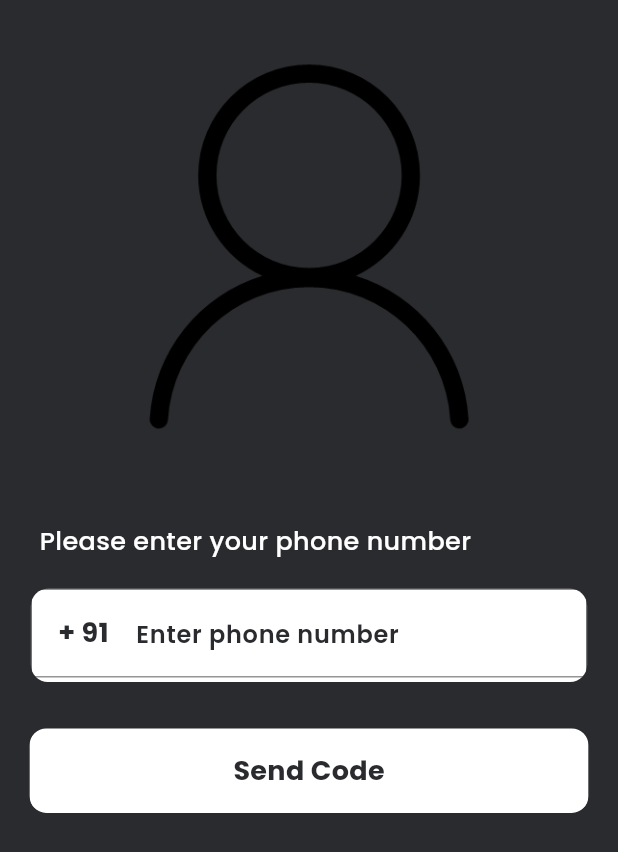
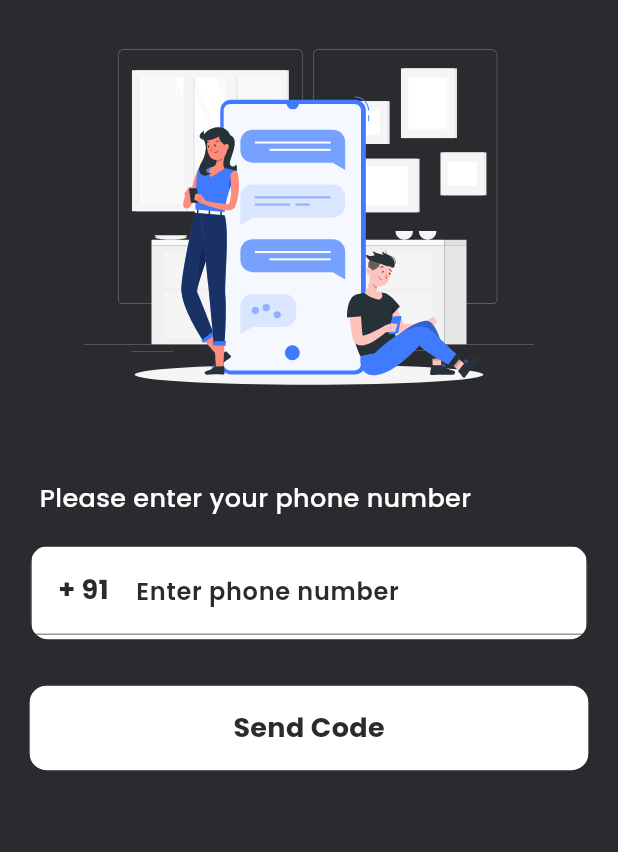
Before and after one commit to vishalbalani/encryptosafe_chat, a Flutter app: the screen it shows after launch, after a tap on "Skip", after a tap on "Login with a phone number", on a phone screen of 412 x 824 dp. Shown: the top 852 px of the screen. Run offline on Flutter 3.47's test engine with Material 3 defaults, Android fonts, the light colour scheme and no system bars; drawn by our look-alikes of dynamic_color; our stand-ins replace cloud_firestore, country_picker, firebase_auth, firebase_core, firebase_messaging, flutter_screenutil and 9 more; missing offline and left inert: flutter_notification_channel, radio_group_v2, random_name_generator; accounts and stored records are empty.

Commit message:
small fixes

```diff
--- a/lib/pages/auth/login_page.dart
+++ b/lib/pages/auth/login_page.dart
@@ -9,6 +9,7 @@ import 'package:encryptosafe/widgets/height_spacer.dart';
 import 'package:encryptosafe/widgets/text_widget.dart';
 import 'package:flutter/material.dart';
 import 'package:flutter_screenutil/flutter_screenutil.dart';
+import 'package:flutter_svg/svg.dart';
 import 'package:hooks_riverpod/hooks_riverpod.dart';
 
 class LoginPage extends ConsumerStatefulWidget {
@@ -58,8 +59,8 @@ class _LoginPageState extends ConsumerState<LoginPage> {
             children: [
               Padding(
                 padding: EdgeInsets.symmetric(horizontal: 30.w),
-                child: Image.asset(
-                  "assets/images/user1.png",
+                child: SvgPicture.asset(
+                  "assets/images/onboard.svg",
                   width: 300,
                 ),
               ),
--- a/lib/pages/auth/otp_page.dart
+++ b/lib/pages/auth/otp_page.dart
@@ -7,6 +7,7 @@ import 'package:encryptosafe/widgets/pinput_theme.dart';
 import 'package:encryptosafe/widgets/text_widget.dart';
 import 'package:flutter/material.dart';
 import 'package:flutter_screenutil/flutter_screenutil.dart';
+import 'package:flutter_svg/svg.dart';
 import 'package:hooks_riverpod/hooks_riverpod.dart';
 import 'package:pinput/pinput.dart';
 
@@ -44,12 +45,11 @@ class OtpPage extends ConsumerWidget {
             children: [
               HeightSpacer(height: Constants.height * 0.12),
               Padding(
-                padding: EdgeInsets.symmetric(horizontal: 30.w),
-                child: Image.asset(
-                  "assets/images/user1.png",
-                  width: Constants.width * 0.5,
-                ),
-              ),
+                  padding: EdgeInsets.symmetric(horizontal: 30.w),
+                  child: SvgPicture.asset(
+                    "assets/images/onboard.svg",
+                    width: Constants.width * 0.5,
+                  )),
               const HeightSpacer(
                 height: 26,
               ),
--- a/lib/pages/onboarding/page_one.dart
+++ b/lib/pages/onboarding/page_one.dart
@@ -4,6 +4,7 @@ import 'package:encryptosafe/widgets/height_spacer.dart';
 import 'package:encryptosafe/widgets/text_widget.dart';
 import 'package:flutter/material.dart';
 import 'package:flutter_screenutil/flutter_screenutil.dart';
+import 'package:flutter_svg/svg.dart';
 
 class PageOne extends StatelessWidget {
   const PageOne({super.key});
@@ -20,7 +21,10 @@ class PageOne extends StatelessWidget {
         children: [
           Padding(
             padding: EdgeInsets.symmetric(horizontal: 30.w),
-            child: Image.asset("assets/images/user1.png"),
+            child: SvgPicture.asset(
+              "assets/images/onboard.svg",
+              width: 300,
+            ),
           ),
           const HeightSpacer(height: 100),
           Column(
--- a/lib/pages/onboarding/page_three.dart
+++ b/lib/pages/onboarding/page_three.dart
@@ -6,6 +6,7 @@ import 'package:encryptosafe/widgets/height_spacer.dart';
 import 'package:encryptosafe/widgets/text_widget.dart';
 import 'package:flutter/material.dart';
 import 'package:flutter_screenutil/flutter_screenutil.dart';
+import 'package:flutter_svg/svg.dart';
 
 class PageThree extends StatelessWidget {
   const PageThree({super.key});
@@ -22,14 +23,17 @@ class PageThree extends StatelessWidget {
         children: [
           Padding(
             padding: EdgeInsets.symmetric(horizontal: 30.w),
-            child: Image.asset("assets/images/user1.png"),
+            child: SvgPicture.asset(
+              "assets/images/onboard.svg",
+              width: 300,
+            ),
           ),
           const HeightSpacer(height: 100),
           Column(
             crossAxisAlignment: CrossAxisAlignment.center,
             children: [
               TextWidget(
-                text: "ToDo with Riverpod",
+                text: "EncryptoSafe",
                 style: appstyle(30, Constants.white, FontWeight.w600),
               ),
               const HeightSpacer(height: 50),
--- a/lib/provider/fmc_provider.dart
+++ b/lib/provider/fmc_provider.dart
@@ -36,9 +36,6 @@ class FMCProvider {
           "body": msg,
           "android_channel_id": "chats"
         },
-        // "data": {
-        //   "some_data": "User ID: ${me.id}",
-        // },
       };
       var res = await post(Uri.parse('https://fcm.googleapis.com/fcm/send'),
           headers: {
--- a/pubspec.yaml
+++ b/pubspec.yaml
@@ -59,6 +59,7 @@ dependencies:
   firebase_messaging: ^14.7.9
   http: ^1.1.2
   flutter_notification_channel: ^2.0.0
+  flutter_svg: ^2.0.9
 
 dev_dependencies:
   flutter_test:
```
Also changed, not shown: pubspec.lock.
